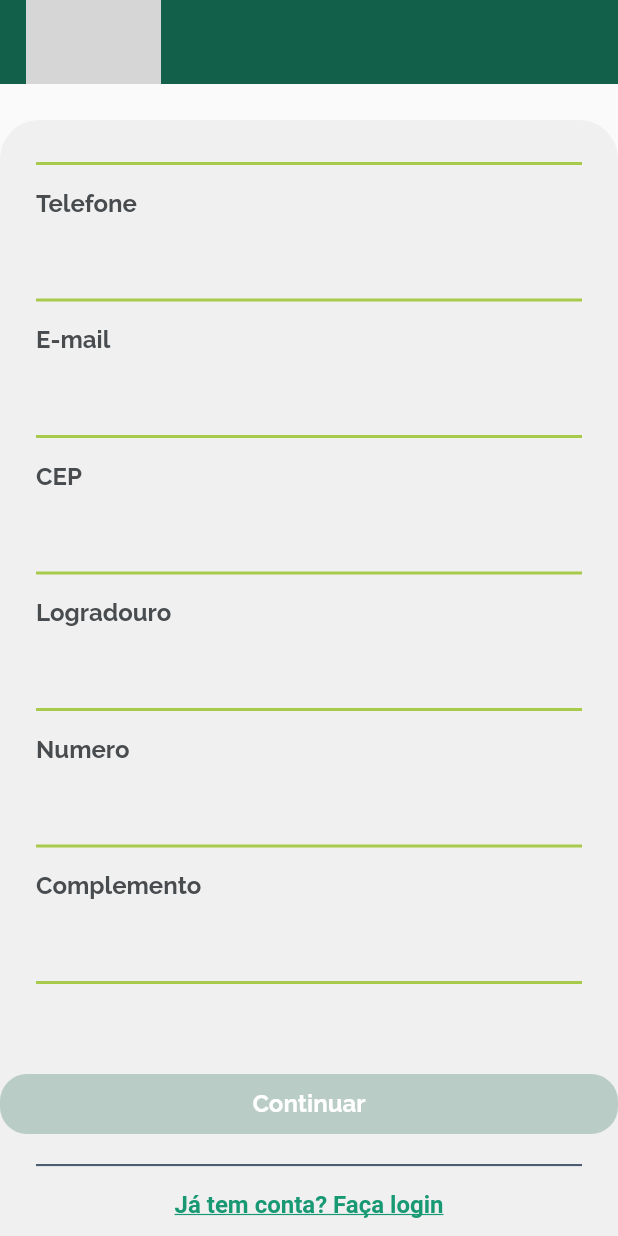
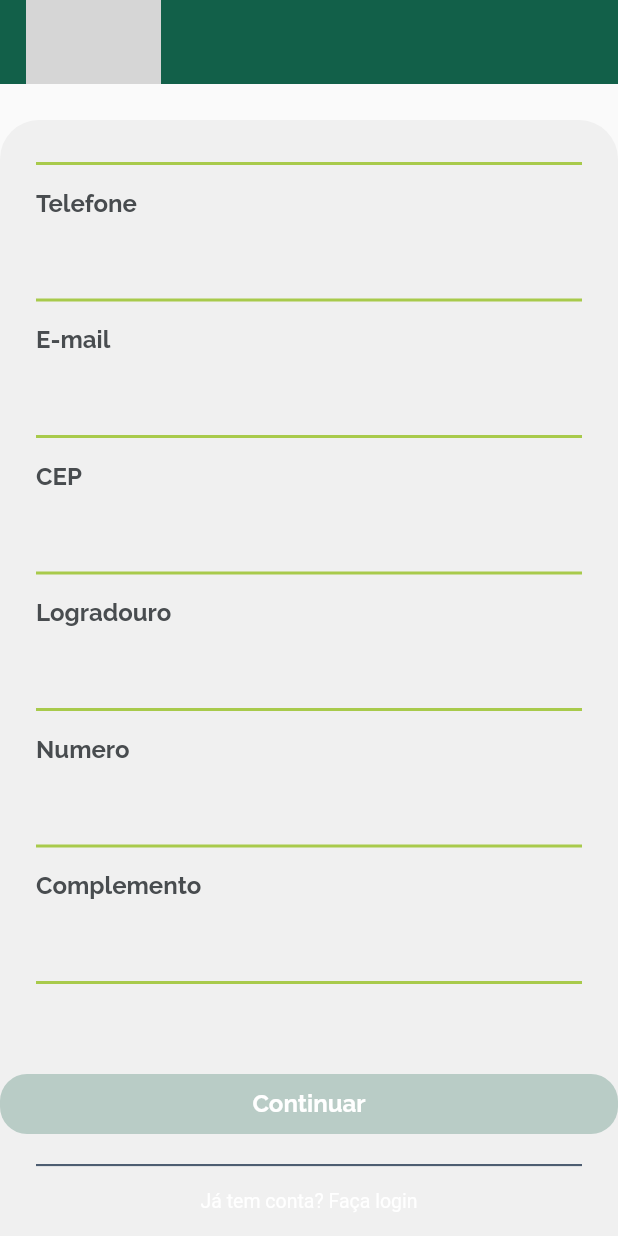
Before and after one commit to guilchvs/passaqui, a Flutter app: the CreateAccountScreen screen opened by its route, scrolled down 386 dp, on a phone screen of 412 x 824 dp. Run offline on Flutter 3.47's test engine with Material 3 defaults, Android fonts, the phone set to English and light mode, and no system bars; our stand-ins replace firebase_core, firebase_crashlytics, flutter_svg, get_it, google_fonts, smooth_page_indicator; accounts and stored records are empty; grey boxes are pictures that could not be loaded.

Commit message:
feat: redesign passaqui link

```diff
--- a/lib/src/shared/widget/link.dart
+++ b/lib/src/shared/widget/link.dart
@@ -1,29 +1,75 @@
+//import 'package:flutter/material.dart';
+//
+//class PassaquiLink extends StatelessWidget {
+//  final String label;
+//  final Function onTap;
+//  final bool underline;
+//
+//  const PassaquiLink({
+//    required this.label,
+//    required this.onTap,
+//    this.underline = false,
+//
+//    Key? key,
+//  }) : super(key: key);
+//
+//  @override
+//  Widget build(BuildContext context) {
+//    return GestureDetector(
+//      onTap: () {
+//        onTap.call();
+//      },
+//      child: Text(
+//        label,
+//        style: TextStyle(
+//          color: Colors.white,
+//          fontSize: 13,
+//          decoration: underline ? TextDecoration.underline : TextDecoration.none,
+//        ),
+//      ),
+//    );
+//  }
+//}
+//
+
 import 'package:flutter/material.dart';
 
 class PassaquiLink extends StatelessWidget {
-
   final String label;
   final Function onTap;
-
+  final bool underline;
 
   const PassaquiLink({
     required this.label,
     required this.onTap,
-    super.key});
+    this.underline = false,
+    Key? key,
+  }) : super(key: key);
 
   @override
   Widget build(BuildContext context) {
     return GestureDetector(
-      onTap: (){
-        onTap.call();
-      },
-      child: Text(label,
-        style: const TextStyle(
-            color: Color(0xFF189973),
-            fontSize: 16,
-            fontWeight: FontWeight.bold,
-            decoration: TextDecoration.underline
-        ),
+      onTap: onTap as void Function()?,
+      child: Stack(
+        children: [
+          Text(
+            label,
+            style: const TextStyle(
+              color: Colors.white,
+              fontSize: 13,
+            ),
+          ),
+          if (underline)
+            Positioned(
+              bottom: 0,
+              left: 0,
+              right: 0,
+              child: Container(
+                height: 1,
+                color: Colors.white,
+              ),
+            ),
+        ],
       ),
     );
   }
```
